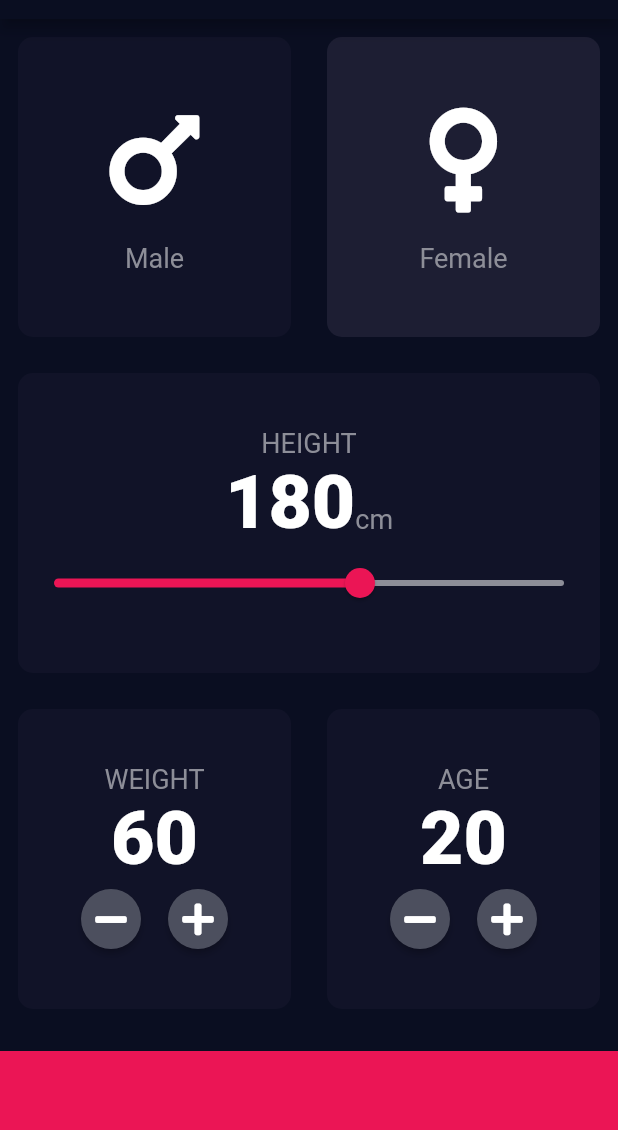
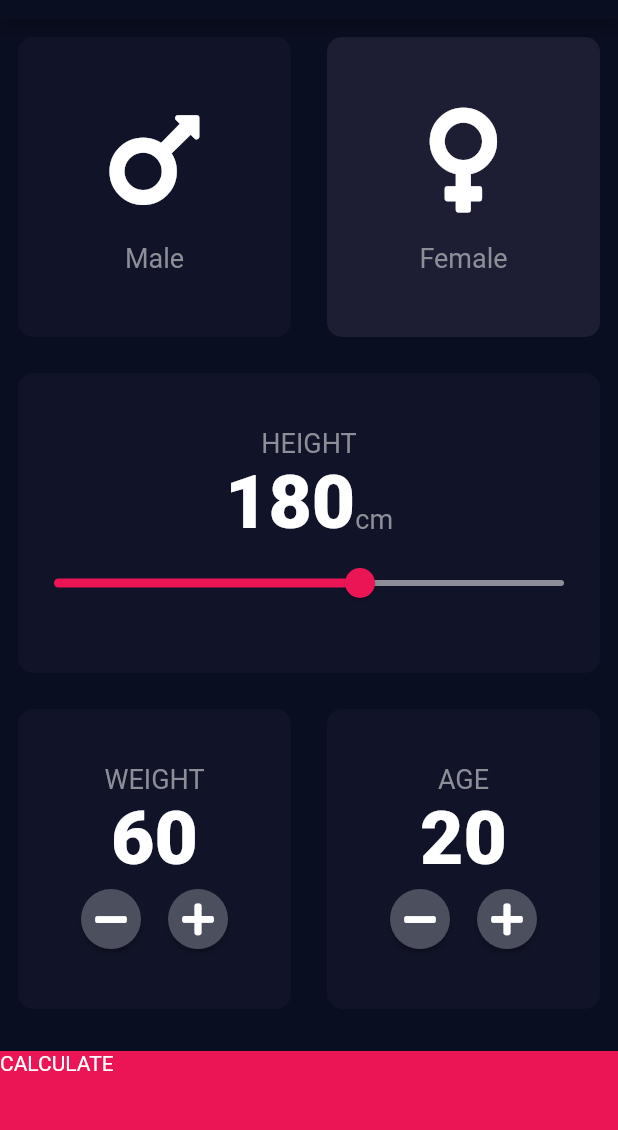
Before and after one commit to jvsena42/bmi_calculator, a Flutter app: the screen it shows after launch, on a phone screen of 412 x 824 dp, the part 65-1195 px from its top. Run offline on Flutter 3.47's test engine with Material 2 defaults, Android fonts, the phone set to English and light mode, and no system bars; our stand-ins replace font_awesome_flutter.

Commit message:
feat: navigation

```diff
--- a/lib/icon_content.dart
+++ b/lib/components/icon_content.dart
@@ -1,7 +1,7 @@
 
+import 'package:bmi_calculator/constants/constants.dart';
 import 'package:flutter/widgets.dart';
 import 'package:font_awesome_flutter/font_awesome_flutter.dart';
-import 'constants.dart';
 
 
 const iconSize = 80.0;
--- a/lib/resusable_card.dart
+++ b/lib/components/resusable_card.dart
@@ -1,6 +1,6 @@
 import 'package:flutter/material.dart';
 import 'package:flutter/widgets.dart';
-import 'constants.dart';
+import '../constants/constants.dart';
 
 class CustomCard extends StatelessWidget {
   CustomCard({this.bgColor = kInactiveCardColor, this.cardChild, this.onPress});
--- a/lib/input_page.dart
+++ b/lib/pages/input_page.dart
@@ -1,11 +1,12 @@
-import 'package:bmi_calculator/icon_content.dart';
-import 'package:bmi_calculator/resusable_card.dart';
+import 'package:bmi_calculator/components/icon_content.dart';
+import 'package:bmi_calculator/components/resusable_card.dart';
+import 'package:bmi_calculator/pages/results_page.dart';
 import 'package:flutter/cupertino.dart';
 import 'package:flutter/material.dart';
 import 'package:font_awesome_flutter/font_awesome_flutter.dart';
 
-import 'button_round.dart';
-import 'constants.dart';
+import '../components/button_round.dart';
+import '../constants/constants.dart';
 
 enum Gender { male, female }
 
@@ -178,11 +179,18 @@ class _InputPageState extends State<InputPage> {
               ],
             ),
           ),
-          Container(
-            margin: EdgeInsets.only(top: 16.0),
-            color: kBottomContainerColor,
-            height: kBottomContainerHeight,
-            width: double.infinity,
+          GestureDetector(
+            onTap: () {
+              Navigator.push(context,
+                  MaterialPageRoute(builder: (context) => ResultsPage()));
+            },
+            child: Container(
+              child: Text('CALCULATE'),
+              margin: EdgeInsets.only(top: 16.0),
+              color: kBottomContainerColor,
+              height: kBottomContainerHeight,
+              width: double.infinity,
+            ),
           )
         ],
       ),
```
Also changed, not shown: lib/pages/results_page.dart (added, +15 -0 lines), lib/components/button_round.dart (renamed from lib/button_round.dart), lib/constants/constants.dart (renamed from lib/constants.dart), lib/pages/main.dart (renamed from lib/main.dart).
